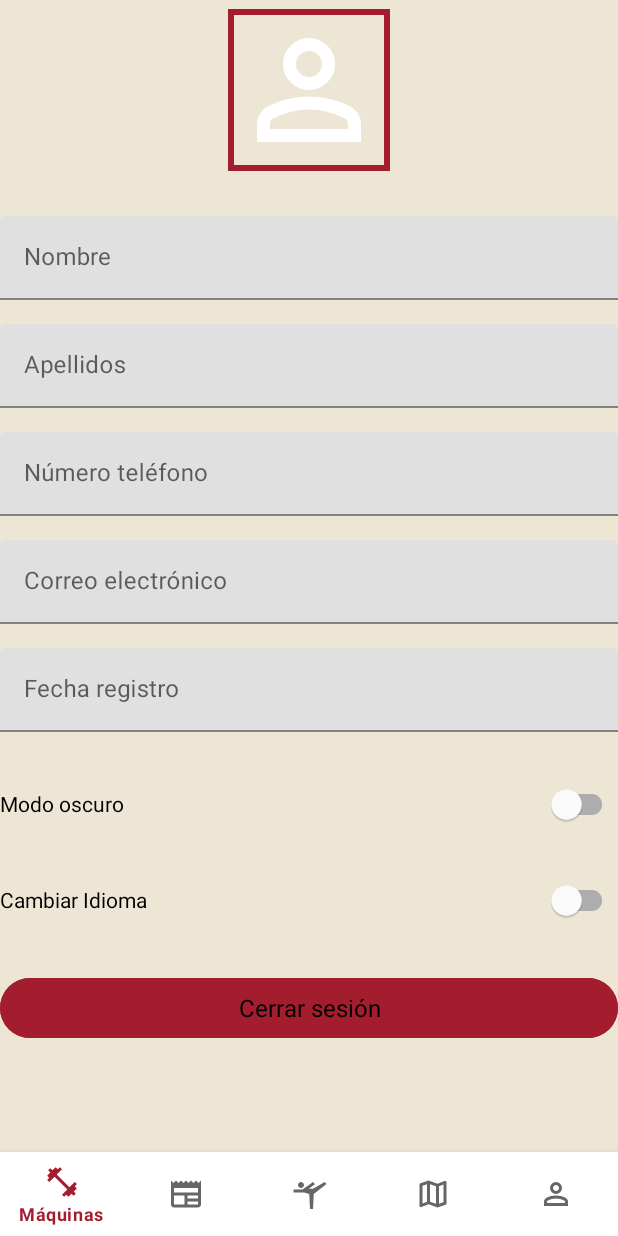
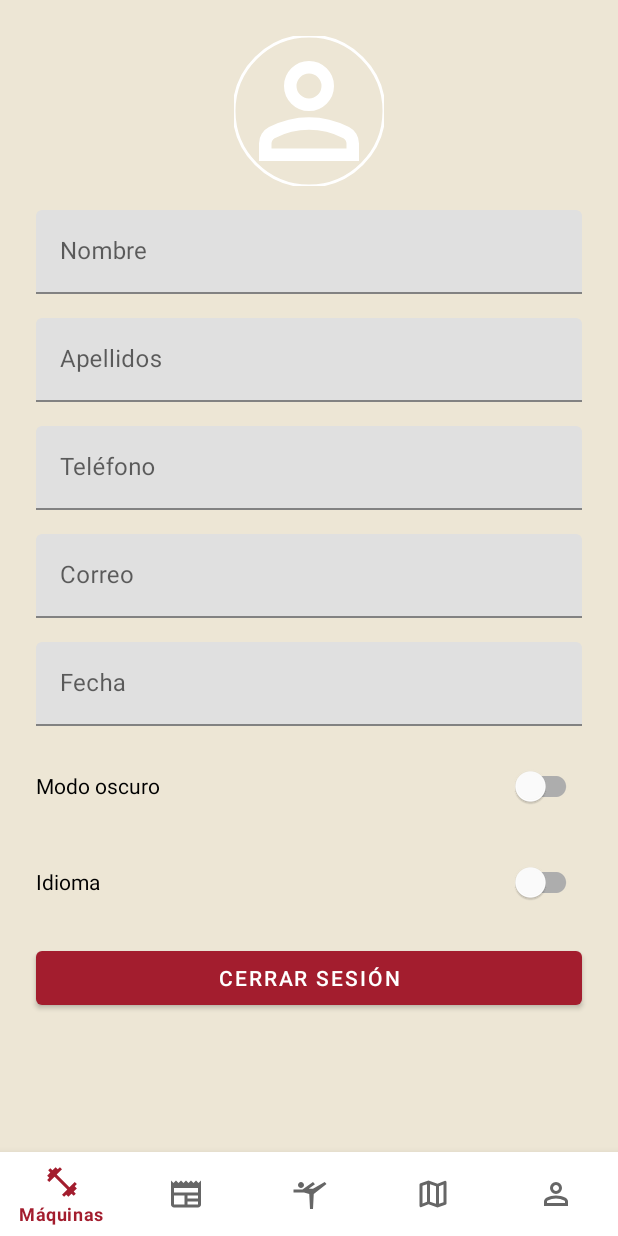
Before and after one commit to miguelfalcon04/FalconFitUser, an Android app: the fragment SettingsFragment placed in its activity, on a phone screen of 412 x 824 dp. Run offline under Robolectric (Android 15) with nearby library versions, the phone set to English and light mode, and no system bars; our stand-ins replace Dagger/Hilt's generated code, Firebase (no records; nobody signed in at launch, a user with empty details on screens opened directly), navigation-ui; libraries missing offline, so code that uses them is left out: com.google.zxing.integration; pictures from the network do not load.

```diff
--- a/app/src/main/java/com/example/falconfituser/ui/settings/SettingsFragment.kt
+++ b/app/src/main/java/com/example/falconfituser/ui/settings/SettingsFragment.kt
@@ -49,13 +49,13 @@ class SettingsFragment : Fragment() {
         // Inicializa sharedPreferences
         sharedPreferences = requireContext().getSharedPreferences("falcon_fit_prefs", 0)
 
-        val toLogin = binding.logoutButton
+        val toLogin = binding.btnLogout
         toLogin.setOnClickListener{
             logout()
         }
 
-        val switch = binding.darkThemeSwitch
-        val languageSwitch = binding.languageSwitch
+        val switch = binding.switchDarkMode
+        val languageSwitch = binding.switchLanguage
 
         // TEMA OSCURO O CLARO
         lifecycleScope.launch {
--- a/app/src/main/res/layout/fragment_settings.xml
+++ b/app/src/main/res/layout/fragment_settings.xml
@@ -1,166 +1,160 @@
+<?xml version="1.0" encoding="utf-8"?>
 <androidx.constraintlayout.widget.ConstraintLayout
     xmlns:android="http://schemas.android.com/apk/res/android"
     xmlns:app="http://schemas.android.com/apk/res-auto"
-    xmlns:tools="http://schemas.android.com/tools"
     android:layout_width="match_parent"
-    android:layout_height="match_parent"
-    tools:context=".ui.settings.SettingsFragment" >
+    android:layout_height="match_parent">
 
-    <!-- Selector de imagen redondo con borde -->
+    <!-- Avatar circular -->
     <com.google.android.material.imageview.ShapeableImageView
-        android:id="@+id/profileImageView"
-        android:layout_width="120dp"
-        android:layout_height="120dp"
+        android:id="@+id/avatarImageView"
+        android:layout_width="100dp"
+        android:layout_height="100dp"
+        android:layout_marginTop="24dp"
+        android:layout_marginStart="24dp"
+        android:layout_marginEnd="24dp"
         android:src="@drawable/ic_profile_placeholder"
-        android:contentDescription="@string/profile_image"
+        android:contentDescription="Foto de perfil"
         app:layout_constraintTop_toTopOf="parent"
         app:layout_constraintStart_toStartOf="parent"
         app:layout_constraintEnd_toEndOf="parent"
-        app:shapeAppearanceOverlay="@style/CircleImageView"
-        app:strokeColor="@color/primary"
-        app:strokeWidth="4dp"
-        android:padding="8dp"
-        android:clickable="true"
-        android:focusable="true" />
+        app:shapeAppearanceOverlay="@style/circleImageView"
+        app:strokeColor="@android:color/white"
+        app:strokeWidth="2dp" />
 
-    <!-- Nombre -->
+    <!-- Campo Nombre -->
     <com.google.android.material.textfield.TextInputLayout
-        android:id="@+id/textInputLayoutName"
+        android:id="@+id/tilName"
         android:layout_width="0dp"
         android:layout_height="wrap_content"
-        android:layout_marginTop="24dp"
-        app:endIconMode="clear_text"
-        app:layout_constraintTop_toBottomOf="@id/profileImageView"
+        android:layout_marginTop="16dp"
+        android:layout_marginStart="24dp"
+        android:layout_marginEnd="24dp"
+        app:layout_constraintTop_toBottomOf="@id/avatarImageView"
         app:layout_constraintStart_toStartOf="parent"
         app:layout_constraintEnd_toEndOf="parent">
 
         <com.google.android.material.textfield.TextInputEditText
-            android:id="@+id/nameEditText"
             android:layout_width="match_parent"
             android:layout_height="wrap_content"
-            android:hint="@string/name"
-            android:inputType="textPersonName"
-            android:imeOptions="actionNext" />
+            android:hint="Nombre"
+            android:inputType="textPersonName" />
     </com.google.android.material.textfield.TextInputLayout>
 
-    <!-- Apellidos -->
+    <!-- Campo Apellidos -->
     <com.google.android.material.textfield.TextInputLayout
-        android:id="@+id/textInputLayoutSurname"
+        android:id="@+id/tilSurname"
         android:layout_width="0dp"
         android:layout_height="wrap_content"
         android:layout_marginTop="16dp"
-        app:endIconMode="clear_text"
-        app:layout_constraintTop_toBottomOf="@id/textInputLayoutName"
+        android:layout_marginStart="24dp"
+        android:layout_marginEnd="24dp"
+        app:layout_constraintTop_toBottomOf="@id/tilName"
         app:layout_constraintStart_toStartOf="parent"
         app:layout_constraintEnd_toEndOf="parent">
 
         <com.google.android.material.textfield.TextInputEditText
-            android:id="@+id/surnameEditText"
             android:layout_width="match_parent"
             android:layout_height="wrap_content"
-            android:hint="@string/surname"
-            android:inputType="textPersonName"
-            android:imeOptions="actionNext" />
+            android:hint="Apellidos"
+            android:inputType="textPersonName" />
     </com.google.android.material.textfield.TextInputLayout>
 
-    <!-- Número Teléfono -->
+    <!-- Campo Teléfono -->
     <com.google.android.material.textfield.TextInputLayout
-        android:id="@+id/textInputLayoutPhone"
+        android:id="@+id/tilPhone"
         android:layout_width="0dp"
         android:layout_height="wrap_content"
         android:layout_marginTop="16dp"
-        app:endIconMode="clear_text"
-        app:layout_constraintTop_toBottomOf="@id/textInputLayoutSurname"
+        android:layout_marginStart="24dp"
+        android:layout_marginEnd="24dp"
+        app:layout_constraintTop_toBottomOf="@id/tilSurname"
         app:layout_constraintStart_toStartOf="parent"
         app:layout_constraintEnd_toEndOf="parent">
 
         <com.google.android.material.textfield.TextInputEditText
-            android:id="@+id/phoneEditText"
             android:layout_width="match_parent"
             android:layout_height="wrap_content"
-            android:hint="@string/phone_number"
-            android:inputType="phone"
-            android:maxLength="9"
-            android:imeOptions="actionNext" />
+            android:hint="Teléfono"
+            android:inputType="phone" />
     </com.google.android.material.textfield.TextInputLayout>
 
-    <!-- Correo (no editable) -->
+    <!-- Campo Correo -->
     <com.google.android.material.textfield.TextInputLayout
-        android:id="@+id/textInputLayoutEmail"
+        android:id="@+id/tilEmail"
         android:layout_width="0dp"
         android:layout_height="wrap_content"
         android:layout_marginTop="16dp"
-        app:endIconMode="none"
-        app:layout_constraintTop_toBottomOf="@id/textInputLayoutPhone"
+        android:layout_marginStart="24dp"
+        android:layout_marginEnd="24dp"
+        app:layout_constraintTop_toBottomOf="@id/tilPhone"
         app:layout_constraintStart_toStartOf="parent"
         app:layout_constraintEnd_toEndOf="parent">
 
         <com.google.android.material.textfield.TextInputEditText
-            android:id="@+id/emailTextView"
             android:layout_width="match_parent"
             android:layout_height="wrap_content"
-            android:hint="@string/email"
-            android:inputType="textEmailAddress"
-            android:enabled="false" />
+            android:hint="Correo"
+            android:inputType="textEmailAddress" />
     </com.google.android.material.textfield.TextInputLayout>
 
-    <!-- Fecha Registro (no editable) -->
+    <!-- Campo Fecha -->
     <com.google.android.material.textfield.TextInputLayout
-        android:id="@+id/textInputLayoutDate"
+        android:id="@+id/tilDate"
         android:layout_width="0dp"
         android:layout_height="wrap_content"
         android:layout_marginTop="16dp"
-        app:endIconMode="none"
-        app:layout_constraintTop_toBottomOf="@id/textInputLayoutEmail"
+        android:layout_marginStart="24dp"
+        android:layout_marginEnd="24dp"
+        app:layout_constraintTop_toBottomOf="@id/tilEmail"
         app:layout_constraintStart_toStartOf="parent"
         app:layout_constraintEnd_toEndOf="parent">
 
         <com.google.android.material.textfield.TextInputEditText
-            android:id="@+id/registrationDateTextView"
             android:layout_width="match_parent"
             android:layout_height="wrap_content"
-            android:hint="@string/registration_date"
-            android:inputType="date"
-            android:enabled="false" />
+            android:hint="Fecha"
+            android:inputType="date" />
     </com.google.android.material.textfield.TextInputLayout>
 
-    <!-- Alternar Tema Oscuro -->
+    <!-- Switch Modo Oscuro -->
     <com.google.android.material.switchmaterial.SwitchMaterial
-        android:id="@+id/darkThemeSwitch"
+        android:id="@+id/switchDarkMode"
         android:layout_width="0dp"
         android:layout_height="wrap_content"
-        android:text="@string/darkMode"
-        android:textColor="@color/text_primary"
-        app:layout_constraintTop_toBottomOf="@id/textInputLayoutDate"
+        android:layout_marginTop="16dp"
+        android:layout_marginStart="24dp"
+        android:layout_marginEnd="24dp"
+        app:layout_constraintTop_toBottomOf="@id/tilDate"
         app:layout_constraintStart_toStartOf="parent"
         app:layout_constraintEnd_toEndOf="parent"
-        android:layout_marginTop="24dp" />
+        android:text="Modo oscuro" />
 
-    <!-- Cambiar Idioma -->
+    <!-- Switch Idioma -->
     <com.google.android.material.switchmaterial.SwitchMaterial
-        android:id="@+id/languageSwitch"
+        android:id="@+id/switchLanguage"
         android:layout_width="0dp"
         android:layout_height="wrap_content"
-        android:text="@string/change_language"
-        android:textColor="@color/text_primary"
-        app:layout_constraintTop_toBottomOf="@id/darkThemeSwitch"
+        android:layout_marginTop="16dp"
+        android:layout_marginStart="24dp"
+        android:layout_marginEnd="24dp"
+        app:layout_constraintTop_toBottomOf="@id/switchDarkMode"
         app:layout_constraintStart_toStartOf="parent"
         app:layout_constraintEnd_toEndOf="parent"
-        android:layout_marginTop="16dp" />
+        android:text="Idioma" />
 
-    <!-- Botón de Logout -->
-    <Button
-        style="@style/Widget.Material3.Button"
-        android:id="@+id/logoutButton"
+    <!-- Botón Cerrar sesión -->
+    <com.google.android.material.button.MaterialButton
+        android:id="@+id/btnLogout"
         android:layout_width="0dp"
         android:layout_height="wrap_content"
-        android:text="@string/logout"
-        android:backgroundTint="@color/primary"
-        android:textColor="@color/text_primary"
-        app:layout_constraintTop_toBottomOf="@id/languageSwitch"
+        android:layout_marginTop="16dp"
+        android:layout_marginStart="24dp"
+        android:layout_marginEnd="24dp"
+        android:layout_marginBottom="24dp"
+        app:layout_constraintTop_toBottomOf="@id/switchLanguage"
         app:layout_constraintStart_toStartOf="parent"
         app:layout_constraintEnd_toEndOf="parent"
-        android:layout_marginTop="24dp"
-        android:textSize="16sp"/>
+        android:text="Cerrar sesión" />
 
 </androidx.constraintlayout.widget.ConstraintLayout>
--- a/app/src/main/res/values/styles.xml
+++ b/app/src/main/res/values/styles.xml
@@ -1,5 +1,7 @@
 <?xml version="1.0" encoding="utf-8"?>
 <resources>
-
-    <style name="CircleImageView">CircleImageView</style>
+    <style name="circleImageView" parent="">
+        <item name="cornerFamily">rounded</item>
+        <item name="cornerSize">50%</item>
+    </style>
 </resources>
```
